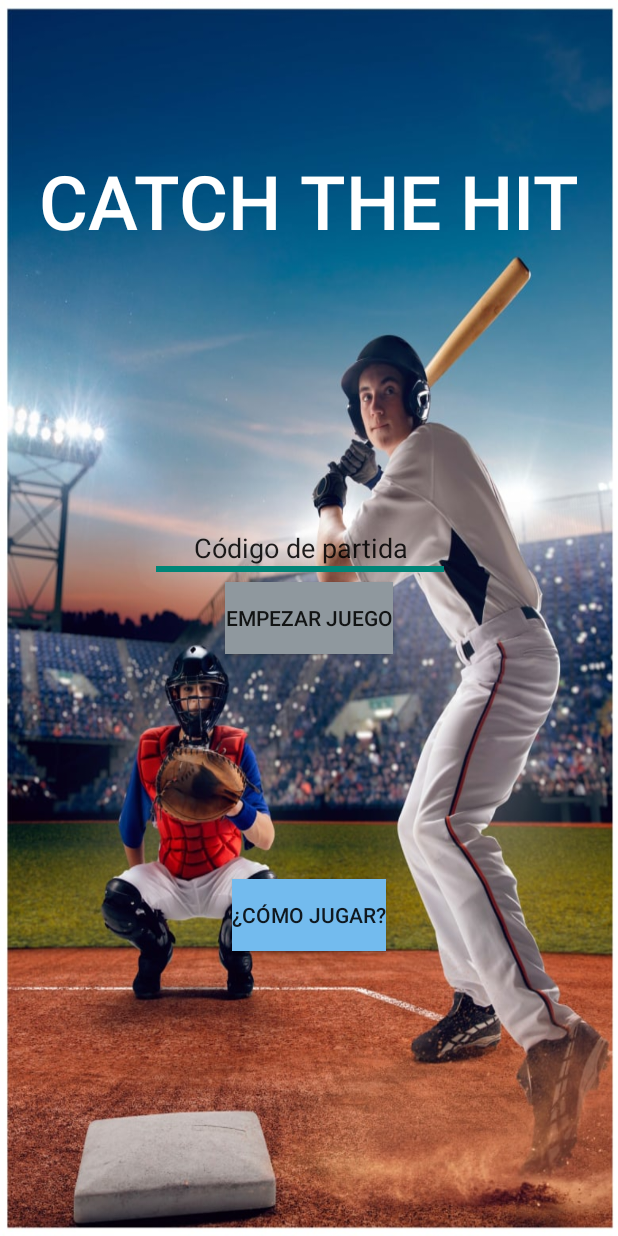
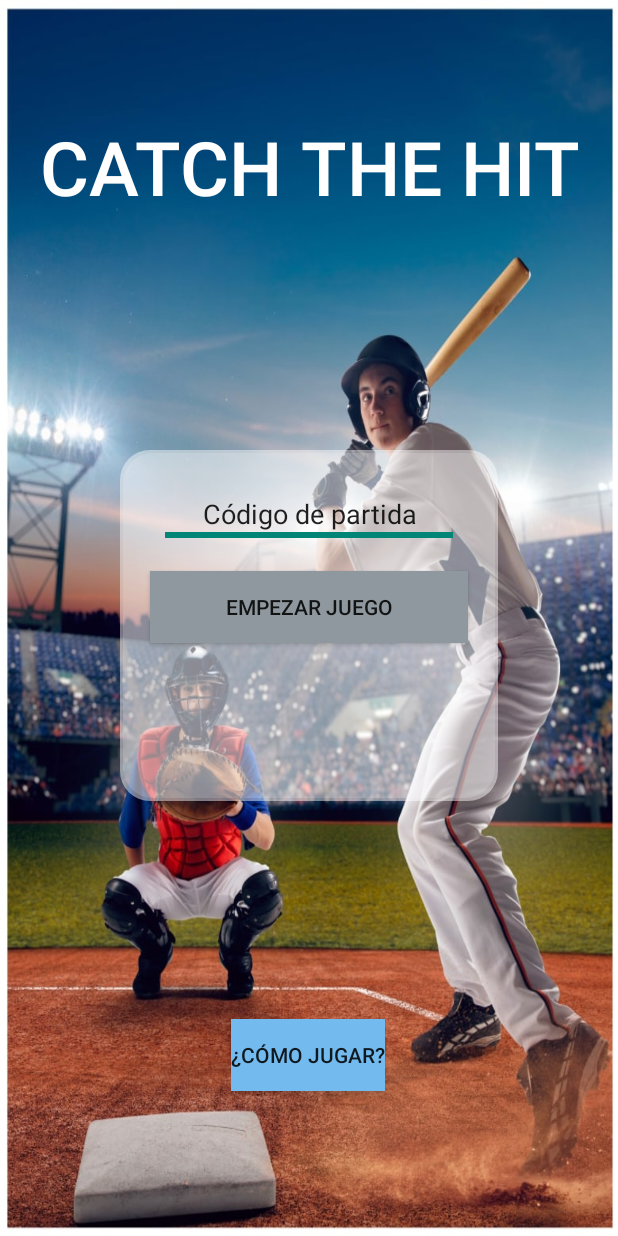
Before and after one commit to Loloncio/CatchTheHit, an Android app: the Inicio screen opened directly, with no data from a screen before it, on a phone screen of 412 x 824 dp. Run offline under Robolectric (Android 15) with nearby library versions, the light colour scheme and no system bars.

Commit message:
Añadidos bordes redondos y cambiado layout
Incluido xml para bordes redondos en el fondo. Cambiado layout de inicio de linear a constraint y añadido dondo para que se vea mejor

```diff
--- a/app/src/main/res/drawable/border.xml
+++ b/app/src/main/res/drawable/border.xml
@@ -4,14 +4,15 @@
     <item>
         <shape android:shape="rectangle">
             <solid android:color="#000000" />
+            <corners android:radius="20dp"/>
         </shape>
     </item>
     <item android:left="2dp" android:right="2dp" android:top="2dp" android:bottom="2dp" android:radius="30dp">
 
         <shape android:shape="rectangle">
-            <solid android:color="#C6C6C6"/>
+            <solid android:color="#50FFFCFC"/>
             <padding android:left="0dp" android:top="0dp" android:right="0dp" android:bottom="0dp" />
-
+            <corners android:radius="20dp"/>
         </shape>
     </item>
 </layer-list>
--- a/app/src/main/res/layout/activity_inicio.xml
+++ b/app/src/main/res/layout/activity_inicio.xml
@@ -1,55 +1,90 @@
 <?xml version="1.0" encoding="utf-8"?>
-<LinearLayout
-    xmlns:android="http://schemas.android.com/apk/res/android"
+<androidx.constraintlayout.widget.ConstraintLayout xmlns:android="http://schemas.android.com/apk/res/android"
+    xmlns:app="http://schemas.android.com/apk/res-auto"
     xmlns:tools="http://schemas.android.com/tools"
-    android:id="@+id/LinearLayout1"
     android:layout_width="match_parent"
     android:layout_height="match_parent"
-    android:orientation="vertical"
-    tools:context=".MainActivity"
-    android:background="@drawable/fondo_inicio">
+    android:background="@drawable/fondo_inicio"
+    >
+
 
     <TextView
-        android:layout_marginTop="100dp"
-        android:gravity="center"
-        android:layout_marginLeft="25dp"
         android:layout_width="wrap_content"
         android:layout_height="wrap_content"
+        android:layout_marginStart="25dp"
+        android:layout_marginTop="77dp"
+        android:layout_marginEnd="26dp"
+        android:fontFamily="sans-serif-medium"
+        android:gravity="center"
         android:text="CATCH THE HIT"
+        android:textColor="@color/white"
         android:textSize="50dp"
-        android:textColor="@color/white"
-        android:fontFamily="sans-serif-medium"/>
+        app:layout_constraintEnd_toEndOf="parent"
+        app:layout_constraintStart_toStartOf="parent"
+        app:layout_constraintTop_toTopOf="parent" />
+
+    <Button
+        android:id="@+id/BtnComoJugar"
+        android:layout_width="wrap_content"
+        android:layout_height="wrap_content"
+        android:layout_gravity="center_horizontal"
+        android:layout_marginStart="154dp"
+        android:layout_marginTop="145dp"
+        android:layout_marginEnd="155dp"
+        android:background="#73bbee"
+        android:onClick="clickBotonComoJugar"
+        android:text="@string/botonComoJugar"
+        app:layout_constraintEnd_toEndOf="parent"
+        app:layout_constraintStart_toStartOf="parent"
+        app:layout_constraintTop_toBottomOf="@+id/constraintLayout3" />
+
+    <androidx.constraintlayout.widget.ConstraintLayout
+        android:id="@+id/constraintLayout3"
+        android:layout_width="match_parent"
+        android:layout_height="match_parent"
+        android:layout_marginStart="80dp"
+        android:layout_marginTop="300dp"
+        android:layout_marginEnd="80dp"
+        android:layout_marginBottom="290dp"
+        android:background="@drawable/border"
+        android:backgroundTint="@color/fondo"
+        app:layout_constraintBottom_toBottomOf="parent"
+        app:layout_constraintEnd_toEndOf="parent"
+        app:layout_constraintStart_toStartOf="parent"
+        app:layout_constraintTop_toTopOf="parent">
+
+    </androidx.constraintlayout.widget.ConstraintLayout>
 
     <EditText
         android:id="@+id/TxtEdad"
         android:layout_width="200dp"
         android:layout_height="wrap_content"
-        android:layout_marginLeft="100dp"
-        android:layout_marginTop="175dp"
+        android:layout_marginStart="105dp"
+        android:layout_marginTop="20dp"
+        android:layout_marginEnd="106dp"
         android:backgroundTintMode="add"
         android:breakStrategy="high_quality"
         android:gravity="center_horizontal"
         android:inputType="text"
-        android:text="Código de partida" />
+        android:text="Código de partida"
+        app:layout_constraintEnd_toEndOf="parent"
+        app:layout_constraintStart_toStartOf="parent"
+        app:layout_constraintTop_toTopOf="@+id/constraintLayout3" />
 
     <Button
         android:id="@+id/BtnCrearGrupo"
+        android:layout_width="0dp"
+        android:layout_height="wrap_content"
         android:layout_gravity="center_horizontal"
-        android:layout_width="wrap_content"
-        android:layout_height="wrap_content"
+        android:layout_marginStart="20dp"
+        android:layout_marginTop="15dp"
+        android:layout_marginEnd="20dp"
         android:background="#8f989e"
         android:onClick="clickBotonEmpezarJuego"
-        android:text="@string/boton_empezar" />
-
-    <Button
-        android:id="@+id/BtnComoJugar"
-        android:layout_marginTop="150dp"
-        android:layout_gravity="center_horizontal"
-        android:layout_width="wrap_content"
-        android:layout_height="wrap_content"
-        android:background="#73bbee"
-        android:onClick="clickBotonComoJugar"
-        android:text="@string/botonComoJugar" />
+        android:text="@string/boton_empezar"
+        app:layout_constraintEnd_toEndOf="@+id/constraintLayout3"
+        app:layout_constraintStart_toStartOf="@+id/constraintLayout3"
+        app:layout_constraintTop_toBottomOf="@+id/TxtEdad" />
 
 
-</LinearLayout>
+</androidx.constraintlayout.widget.ConstraintLayout>
--- a/app/src/main/res/layout/activity_jugador.xml
+++ b/app/src/main/res/layout/activity_jugador.xml
@@ -17,7 +17,7 @@
         android:layout_marginEnd="20dp"
         android:layout_marginBottom="200dp"
         android:background="@drawable/border"
-        android:backgroundTint="#36FFFFFF"
+        android:backgroundTint="@color/fondo"
         app:layout_constraintBottom_toBottomOf="parent"
         app:layout_constraintEnd_toEndOf="parent"
         app:layout_constraintHorizontal_bias="0.0"
@@ -220,7 +220,7 @@
         android:layout_marginTop="30dp"
         android:layout_marginEnd="45dp"
         android:background="@drawable/border"
-        android:backgroundTint="#36FFFFFF"
+        android:backgroundTint="@color/fondo"
         android:clickable="true"
         android:onClick="clickField"
         app:layout_constraintEnd_toEndOf="parent"
@@ -234,7 +234,7 @@
         android:layout_marginStart="45dp"
         android:layout_marginTop="30dp"
         android:background="@drawable/border"
-        android:backgroundTint="#36FFFFFF"
+        android:backgroundTint="@color/fondo"
         android:clickable="true"
         android:onClick="clickTeam"
         app:layout_constraintStart_toStartOf="parent"
--- a/app/src/main/res/values/colors.xml
+++ b/app/src/main/res/values/colors.xml
@@ -9,4 +9,6 @@
     <color name="black">#FF000000</color>
     <color name="white">#FFFFFFFF</color>
     <color name="transparent">#00000000</color>
+    <color name="fondo">#75FFFFFF</color>
+
 </resources>
```
Also changed, not shown: app/src/main/res/drawable/borde_jugador.xml (added, +24 -0 lines), app/src/main/res/layout/activity_equipo_ataque.xml (+6 -4 lines), app/src/main/res/layout/activity_equipo_defensa.xml (+4 -3 lines). Lines whose indentation alone changed are shown as unchanged.
